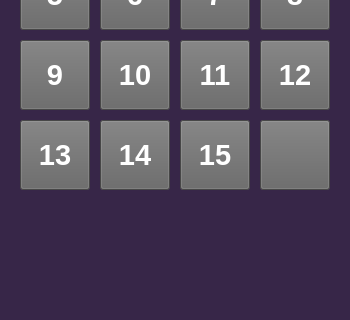
Qt form Qt/mainwindow.ui (itismoradi-zz/15-puzzle) before a commit; both pictures show x 0 to 350 and y 280 to 600 of the 350 by 600 pixel window.
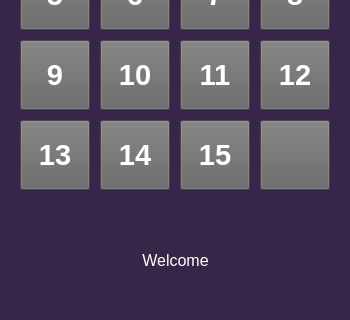
The same form after that commit.

Commit message:
Add ui buttons clicked slots
Change ui buttons names
Add a function to find buttons by position
Add logic function

The edit to the form file:
```diff
--- a/Qt/mainwindow.ui
+++ b/Qt/mainwindow.ui
@@ -413,6 +413,32 @@
      <string>11</string>
     </property>
    </widget>
+   <widget class="QLabel" name="lbl_status">
+    <property name="geometry">
+     <rect>
+      <x>20</x>
+      <y>500</y>
+      <width>311</width>
+      <height>81</height>
+     </rect>
+    </property>
+    <property name="font">
+     <font>
+      <family>Tahoma</family>
+      <pointsize>12</pointsize>
+      <kerning>true</kerning>
+     </font>
+    </property>
+    <property name="styleSheet">
+     <string notr="true">color: rgb(255, 255, 255);</string>
+    </property>
+    <property name="text">
+     <string>Welcome</string>
+    </property>
+    <property name="alignment">
+     <set>Qt::AlignCenter</set>
+    </property>
+   </widget>
   </widget>
  </widget>
  <resources/>
```
Left out of the diff: 32 changed lines with no effect on the pictures. The commit also changes 2 other files.
